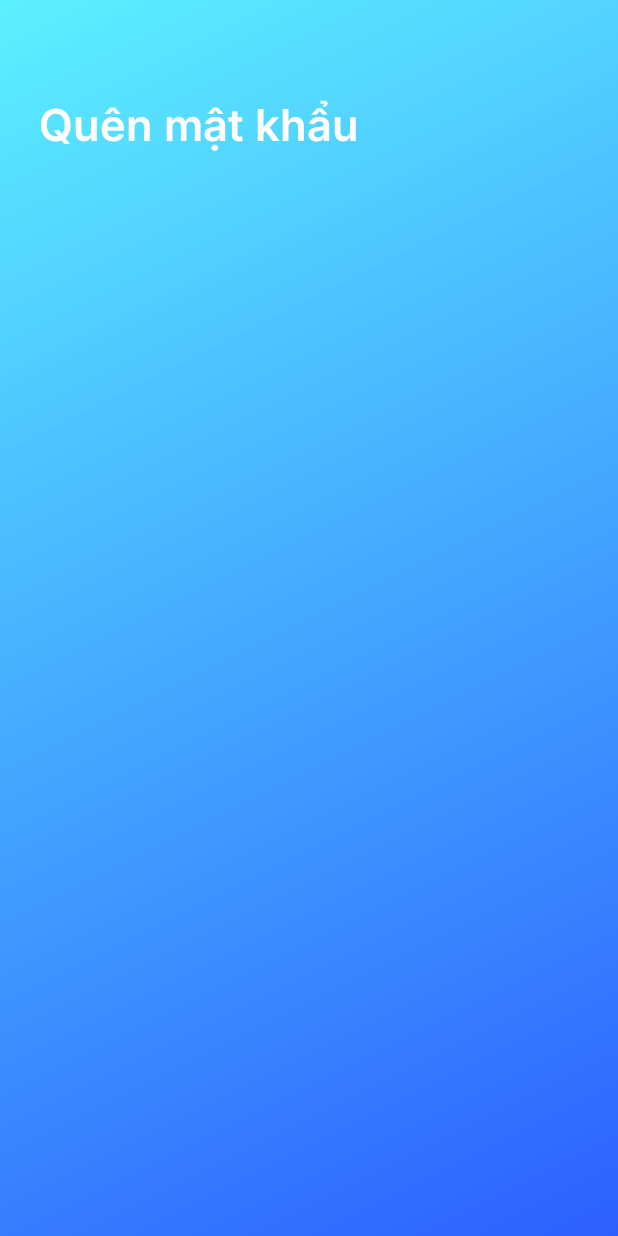
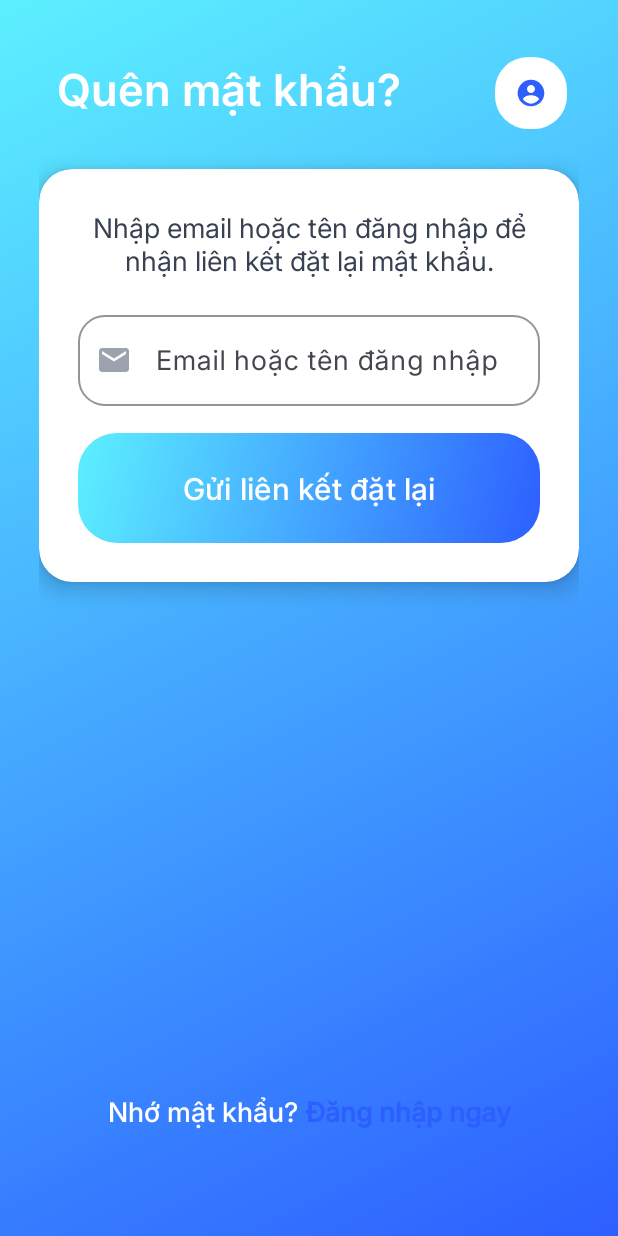
Before and after one commit to HuuHuyDev/Math-Habit, an Android app: the ForgotPasswordFragment screen opened through its navigation route, on a phone screen of 412 x 824 dp. Run offline under Robolectric (Android 15) with nearby library versions, the phone set to English and light mode, and no system bars; our stand-ins replace navigation-ui.

Commit message:
feat: Add Forgot Password screen layout

```diff
--- a/app/src/main/AndroidManifest.xml
+++ b/app/src/main/AndroidManifest.xml
@@ -18,7 +18,7 @@
 
         <!-- Child Main Activity -->
         <activity
-            android:name=".ui.child.main.ChildMainActivity"
+            android:name=".ui.auth.LoginActivity"
             android:exported="true"
             android:theme="@style/Theme.KidsApp">
             <intent-filter>
@@ -41,7 +41,7 @@
 
         <!-- Main Activity - Login -->
         <activity
-            android:name=".ui.auth.LoginActivity"
+            android:name=".ui.child.main.ChildMainActivity"
             android:exported="true"
             android:theme="@style/Theme.KidsApp" />
     </application>
--- a/app/src/main/java/com/kidsapp/ui/auth/ForgotPasswordFragment.java
+++ b/app/src/main/java/com/kidsapp/ui/auth/ForgotPasswordFragment.java
@@ -9,6 +9,7 @@ import androidx.annotation.Nullable;
 import androidx.fragment.app.Fragment;
 import com.kidsapp.R;
 import com.kidsapp.databinding.FragmentForgotPasswordBinding;
+import androidx.navigation.Navigation;
 
 /**
  * Forgot Password Fragment
@@ -23,6 +24,18 @@ public class ForgotPasswordFragment extends Fragment {
         binding = FragmentForgotPasswordBinding.inflate(inflater, container, false);
         return binding.getRoot();
     }
+    @Override
+    public void onViewCreated(@NonNull View view, @Nullable Bundle savedInstanceState) {
+        super.onViewCreated(view, savedInstanceState);
+        setupClickListeners();
+    }
+
+    private void setupClickListeners() {
+        binding.tvBackToLogin.setOnClickListener(v -> {;
+            // Navigate back to login fragment
+            Navigation.findNavController(v).navigate(R.id.action_forgotPassword_to_login);
+        });
+    }
 
     @Override
     public void onDestroyView() {
--- a/app/src/main/res/layout/fragment_forgot_password.xml
+++ b/app/src/main/res/layout/fragment_forgot_password.xml
@@ -8,15 +8,121 @@
     android:padding="@dimen/spacing_24"
     tools:context=".ui.auth.ForgotPasswordFragment">
 
+    <ImageView
+        android:id="@+id/ivAvatar"
+        android:layout_width="48dp"
+        android:layout_height="48dp"
+        android:layout_marginTop="12dp"
+        android:layout_marginEnd="8dp"
+        android:background="@drawable/bg_card_white"
+        android:padding="@dimen/spacing_12"
+        android:src="@drawable/ic_user"
+        app:layout_constraintEnd_toEndOf="parent"
+        app:layout_constraintTop_toTopOf="parent" />
+
     <TextView
+        android:id="@+id/tvTitle"
         android:layout_width="wrap_content"
         android:layout_height="wrap_content"
-        android:text="Quên mật khẩu"
+        android:layout_marginStart="12dp"
+        android:text="Quên mật khẩu?"
         android:textColor="@color/white"
         android:textSize="@dimen/text_size_headline"
         android:fontFamily="@font/inter_bold"
-        app:layout_constraintTop_toTopOf="parent"
         app:layout_constraintStart_toStartOf="parent"
-        android:layout_marginTop="@dimen/spacing_32" />
+        app:layout_constraintTop_toTopOf="@id/ivAvatar" />
+
+    <androidx.cardview.widget.CardView
+        android:id="@+id/cardForgotPassword"
+        android:layout_width="0dp"
+        android:layout_height="wrap_content"
+        android:layout_marginTop="32dp"
+        app:cardBackgroundColor="@color/surface"
+        app:cardCornerRadius="@dimen/radius_card"
+        app:cardElevation="@dimen/elevation_medium"
+        app:layout_constraintEnd_toEndOf="parent"
+        app:layout_constraintStart_toStartOf="parent"
+        app:layout_constraintTop_toBottomOf="@id/tvTitle">
+
+        <LinearLayout
+            android:layout_width="match_parent"
+            android:layout_height="wrap_content"
+            android:orientation="vertical"
+            android:padding="@dimen/spacing_24">
+
+            <TextView
+                android:id="@+id/tvDescription"
+                android:layout_width="match_parent"
+                android:layout_height="wrap_content"
+                android:layout_marginBottom="@dimen/spacing_16"
+                android:fontFamily="@font/inter_regular"
+                android:gravity="center"
+                android:text="Nhập email hoặc tên đăng nhập để nhận liên kết đặt lại mật khẩu."
+                android:textColor="@color/text_secondary"
+                android:textSize="@dimen/text_size_medium" />
+
+            <com.google.android.material.textfield.TextInputLayout
+                android:id="@+id/tilForgotEmail"
+                style="@style/TextInputLayout"
+                android:layout_width="match_parent"
+                android:layout_height="wrap_content"
+                android:layout_marginBottom="@dimen/spacing_16"
+                android:hint="Email hoặc tên đăng nhập"
+                app:startIconDrawable="@drawable/ic_email"
+                app:startIconTint="@color/input_icon_tint">
+
+                <com.google.android.material.textfield.TextInputEditText
+                    android:id="@+id/etForgotEmail"
+                    android:layout_width="match_parent"
+                    android:layout_height="wrap_content"
+                    android:fontFamily="@font/inter_regular"
+                    android:inputType="textEmailAddress"
+                    android:textSize="@dimen/text_size_medium" />
+            </com.google.android.material.textfield.TextInputLayout>
+
+            <com.google.android.material.button.MaterialButton
+                android:id="@+id/btnSendResetLink"
+                style="@style/ButtonPrimary"
+                android:layout_width="match_parent"
+                android:layout_height="wrap_content"
+                android:background="@drawable/bg_button_primary"
+                android:text="Gửi liên kết đặt lại"
+                android:textAllCaps="false" />
+
+        </LinearLayout>
+    </androidx.cardview.widget.CardView>
+
+    <LinearLayout
+        android:id="@+id/llFooter"
+        android:layout_width="wrap_content"
+        android:layout_height="wrap_content"
+        android:layout_marginBottom="@dimen/spacing_40"
+        android:orientation="horizontal"
+        android:gravity="center"
+        app:layout_constraintBottom_toBottomOf="parent"
+        app:layout_constraintEnd_toEndOf="parent"
+        app:layout_constraintStart_toStartOf="parent">
+
+        <TextView
+            android:layout_width="wrap_content"
+            android:layout_height="wrap_content"
+            android:text="Nhớ mật khẩu? "
+            android:textColor="@color/white"
+            android:textSize="@dimen/text_size_medium"
+            android:fontFamily="@font/inter_medium" />
+
+        <TextView
+            android:id="@+id/tvBackToLogin"
+            android:layout_width="wrap_content"
+            android:layout_height="wrap_content"
+            android:text="Đăng nhập ngay"
+            android:textColor="@color/primary"
+            android:textSize="@dimen/text_size_medium"
+            android:fontFamily="@font/inter_medium"
+            android:textStyle="bold"
+            android:clickable="true"
+            android:focusable="true" />
+
+    </LinearLayout>
 
 </androidx.constraintlayout.widget.ConstraintLayout>
--- a/app/src/main/res/navigation/auth_nav_graph.xml
+++ b/app/src/main/res/navigation/auth_nav_graph.xml
@@ -33,7 +33,11 @@
         android:id="@+id/forgotPasswordFragment"
         android:name="com.kidsapp.ui.auth.ForgotPasswordFragment"
         android:label="Quên mật khẩu"
-        tools:layout="@layout/fragment_forgot_password" />
+        tools:layout="@layout/fragment_forgot_password" >
+        <action
+            android:id="@+id/action_forgotPassword_to_login"
+            app:destination="@id/loginFragment" />
+    </fragment>
     <fragment
         android:id="@+id/registerFragment"
         android:name="com.kidsapp.ui.auth.RegisterFragment"
```
